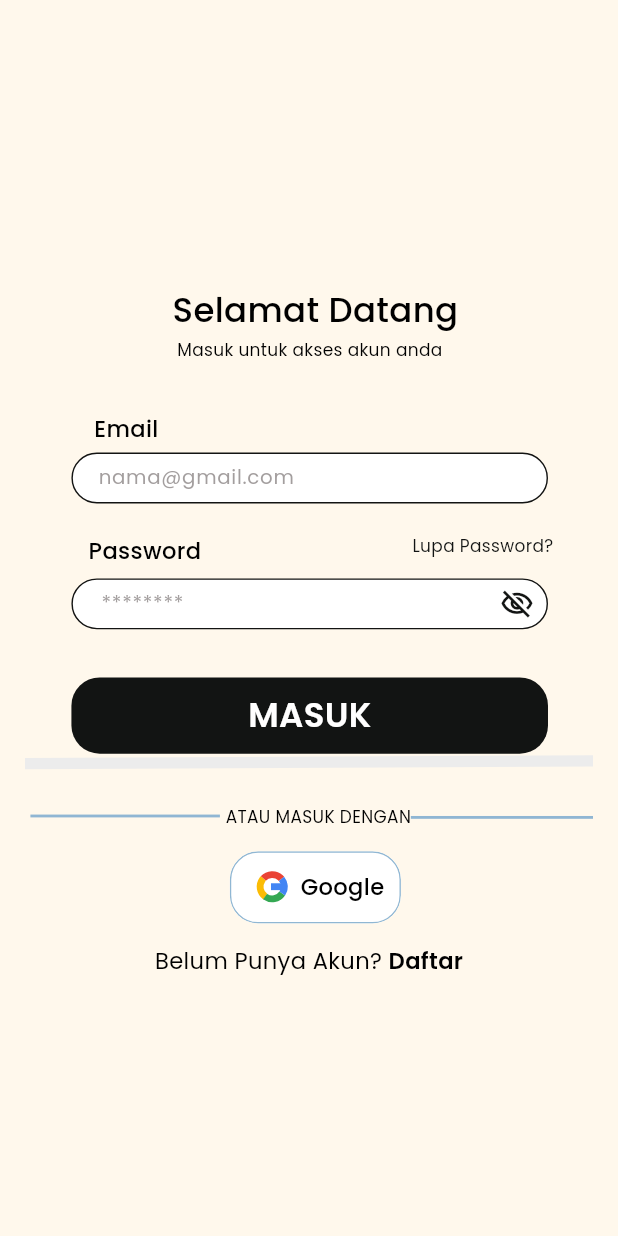
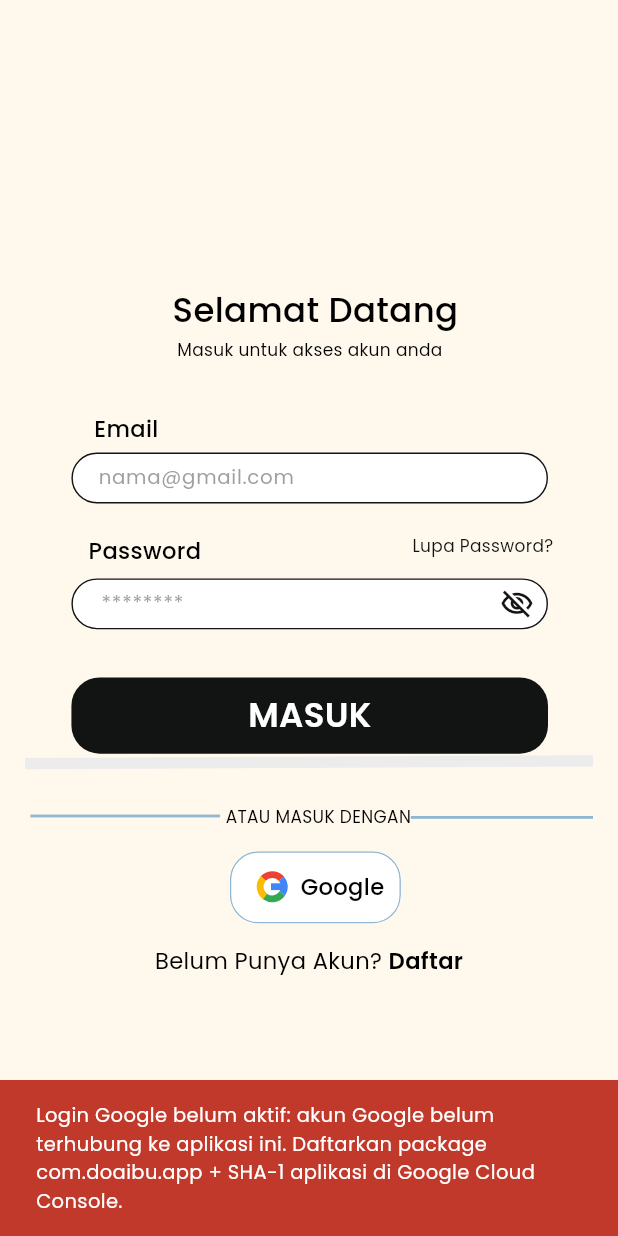
Before and after one commit to AryasatyaAlfian/Mobile-Project-Travel-Doa-Ibu, a Flutter app: the LoginPage screen opened directly with empty values, after a tap on "Google", on a phone screen of 412 x 824 dp. Run offline on Flutter 3.47's test engine with Material 3 defaults, Android fonts, the light colour scheme and no system bars; our stand-ins replace flutter_local_notifications, flutter_map, google_fonts, google_sign_in, latlong2; missing offline and left inert: dart:html; accounts and stored records are empty; network calls fail.

Commit message:
fix(auth): package id com.doaibu.app + pesan jelas saat Google tidak mengembalikan token
- applicationId diganti ke com.doaibu.app agar cocok dengan Android OAuth client tim
- login_page: bila idToken null (akun dipilih tapi token kosong), tampilkan penyebab
  konfigurasi alih-alih diam tanpa reaksi

```diff
--- a/lib/ui/login_page.dart
+++ b/lib/ui/login_page.dart
@@ -143,7 +143,14 @@ class _LoginPageState extends State<LoginPage> {
     try {
       final idToken = await (widget.googleAuth ?? GoogleSignInAuthService.instance)
           .authenticateIdToken();
-      if (!mounted || idToken == null) return;
+      if (!mounted) return;
+      if (idToken == null) {
+        // Akun dipilih tetapi Google tidak mengembalikan token: biasanya karena
+        // Android OAuth client (package + SHA-1) belum terdaftar di project yang sama.
+        _showError('Login Google belum aktif: akun Google belum terhubung ke aplikasi ini. '
+            'Daftarkan package com.doaibu.app + SHA-1 aplikasi di Google Cloud Console.');
+        return;
+      }
       final user = await widget.api.loginWithGoogle(idToken);
       if (!mounted) return;
 
```
Also changed, not shown: 1 other file.
